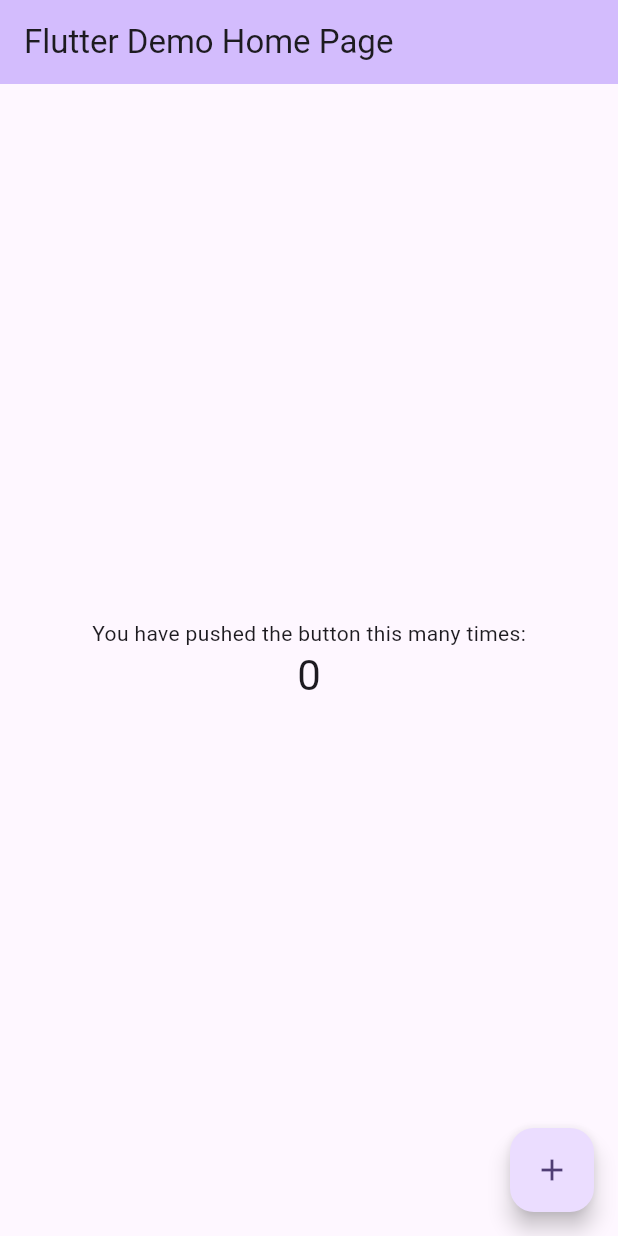
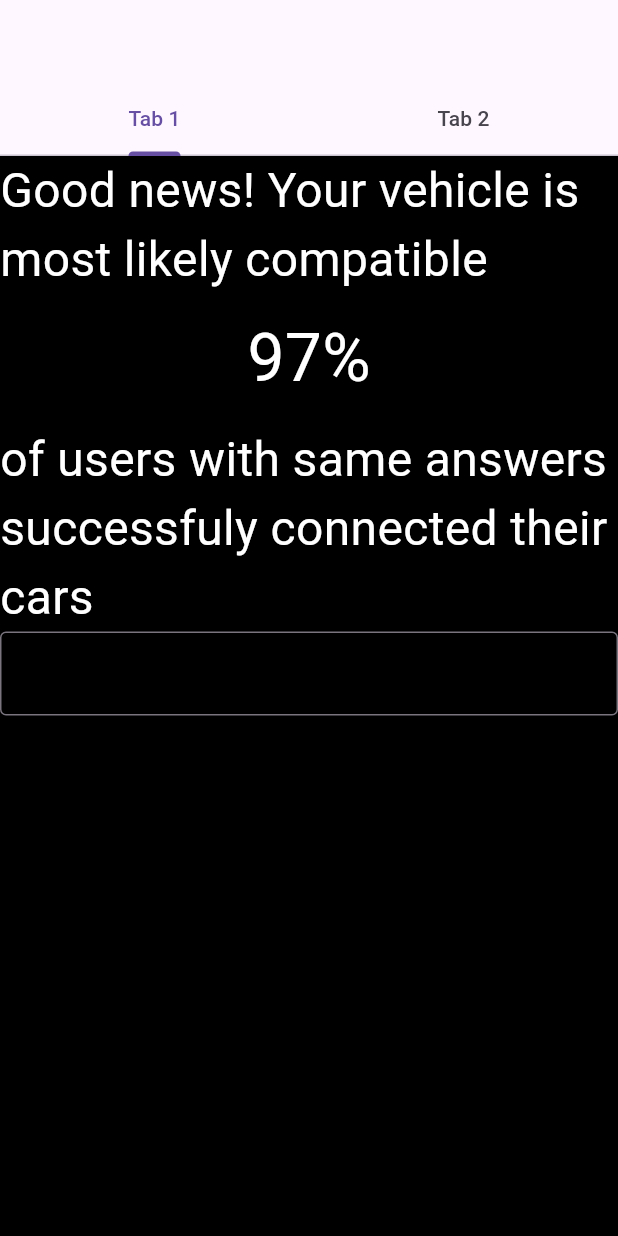
Before and after one commit to gerripro/tab_app, a Flutter app: the screen it shows after launch, on a phone screen of 412 x 824 dp. Run offline on Flutter 3.47's test engine with Material 3 defaults, Android fonts, the phone set to English and light mode, and no system bars.

Commit message:
tab 1 implemented

```diff
--- /dev/null
+++ b/lib/enums/component_type.dart
@@ -0,0 +1,12 @@
+import 'package:json_annotation/json_annotation.dart';
+
+enum ComponentType {
+  @JsonValue('textView')
+  text,
+  @JsonValue('margin')
+  margin,
+  @JsonValue('input')
+  input,
+  @JsonValue('nextButton')
+  nextButton
+}
--- a/lib/main.dart
+++ b/lib/main.dart
@@ -1,125 +1,6 @@
 import 'package:flutter/material.dart';
+import 'package:tab_app/tab_app.dart';
 
 void main() {
-  runApp(const MyApp());
+  runApp(const TabApp());
 }
-
-class MyApp extends StatelessWidget {
-  const MyApp({super.key});
-
-  // This widget is the root of your application.
-  @override
-  Widget build(BuildContext context) {
-    return MaterialApp(
-      title: 'Flutter Demo',
-      theme: ThemeData(
-        // This is the theme of your application.
-        //
-        // TRY THIS: Try running your application with "flutter run". You'll see
-        // the application has a purple toolbar. Then, without quitting the app,
-        // try changing the seedColor in the colorScheme below to Colors.green
-        // and then invoke "hot reload" (save your changes or press the "hot
-        // reload" button in a Flutter-supported IDE, or press "r" if you used
-        // the command line to start the app).
-        //
-        // Notice that the counter didn't reset back to zero; the application
-        // state is not lost during the reload. To reset the state, use hot
-        // restart instead.
-        //
-        // This works for code too, not just values: Most code changes can be
-        // tested with just a hot reload.
-        colorScheme: ColorScheme.fromSeed(seedColor: Colors.deepPurple),
-        useMaterial3: true,
-      ),
-      home: const MyHomePage(title: 'Flutter Demo Home Page'),
-    );
-  }
-}
-
-class MyHomePage extends StatefulWidget {
-  const MyHomePage({super.key, required this.title});
-
-  // This widget is the home page of your application. It is stateful, meaning
-  // that it has a State object (defined below) that contains fields that affect
-  // how it looks.
-
-  // This class is the configuration for the state. It holds the values (in this
-  // case the title) provided by the parent (in this case the App widget) and
-  // used by the build method of the State. Fields in a Widget subclass are
-  // always marked "final".
-
-  final String title;
-
-  @override
-  State<MyHomePage> createState() => _MyHomePageState();
-}
-
-class _MyHomePageState extends State<MyHomePage> {
-  int _counter = 0;
-
-  void _incrementCounter() {
-    setState(() {
-      // This call to setState tells the Flutter framework that something has
-      // changed in this State, which causes it to rerun the build method below
-      // so that the display can reflect the updated values. If we changed
-      // _counter without calling setState(), then the build method would not be
-      // called again, and so nothing would appear to happen.
-      _counter++;
-    });
-  }
-
-  @override
-  Widget build(BuildContext context) {
-    // This method is rerun every time setState is called, for instance as done
-    // by the _incrementCounter method above.
-    //
-    // The Flutter framework has been optimized to make rerunning build methods
-    // fast, so that you can just rebuild anything that needs updating rather
-    // than having to individually change instances of widgets.
-    return Scaffold(
-      appBar: AppBar(
-        // TRY THIS: Try changing the color here to a specific color (to
-        // Colors.amber, perhaps?) and trigger a hot reload to see the AppBar
-        // change color while the other colors stay the same.
-        backgroundColor: Theme.of(context).colorScheme.inversePrimary,
-        // Here we take the value from the MyHomePage object that was created by
-        // the App.build method, and use it to set our appbar title.
-        title: Text(widget.title),
-      ),
-      body: Center(
-        // Center is a layout widget. It takes a single child and positions it
-        // in the middle of the parent.
-        child: Column(
-          // Column is also a layout widget. It takes a list of children and
-          // arranges them vertically. By default, it sizes itself to fit its
-          // children horizontally, and tries to be as tall as its parent.
-          //
-          // Column has various properties to control how it sizes itself and
-          // how it positions its children. Here we use mainAxisAlignment to
-          // center the children vertically; the main axis here is the vertical
-          // axis because Columns are vertical (the cross axis would be
-          // horizontal).
-          //
-          // TRY THIS: Invoke "debug painting" (choose the "Toggle Debug Paint"
-          // action in the IDE, or press "p" in the console), to see the
-          // wireframe for each widget.
-          mainAxisAlignment: MainAxisAlignment.center,
-          children: <Widget>[
-            const Text(
-              'You have pushed the button this many times:',
-            ),
-            Text(
-              '$_counter',
-              style: Theme.of(context).textTheme.headlineMedium,
-            ),
-          ],
-        ),
-      ),
-      floatingActionButton: FloatingActionButton(
-        onPressed: _incrementCounter,
-        tooltip: 'Increment',
-        child: const Icon(Icons.add),
-      ), // This trailing comma makes auto-formatting nicer for build methods.
-    );
-  }
-}
--- /dev/null
+++ b/lib/models/component_dto.dart
@@ -0,0 +1,18 @@
+
+import 'package:json_annotation/json_annotation.dart';
+import 'package:tab_app/enums/component_type.dart';
+import 'package:tab_app/models/params_dto.dart';
+
+part 'component_dto.g.dart';
+
+@JsonSerializable()
+class ComponentDto {
+  final ComponentType type;
+  final ParamsDto params;
+
+  ComponentDto({required this.type, required this.params});
+
+  factory ComponentDto.fromJson(Map<String, dynamic> json) => _$ComponentDtoFromJson(json);
+
+  Map<String, dynamic> toJson() => _$ComponentDtoToJson(this);
+}
--- /dev/null
+++ b/lib/models/style_dto.dart
@@ -0,0 +1,18 @@
+import 'package:json_annotation/json_annotation.dart';
+import 'package:tab_app/models/component_dto.dart';
+
+part 'style_dto.g.dart';
+
+@JsonSerializable()
+class StyleDto {
+  @JsonKey(name: 'background_color')
+  final String backgroundColor;
+  final List<ComponentDto> components;
+
+  StyleDto(this.backgroundColor, this.components);
+
+  factory StyleDto.fromJson(Map<String, dynamic> json) => _$StyleDtoFromJson(json);
+
+  Map<String, dynamic> toJson() => _$StyleDtoToJson(this);
+
+}
--- /dev/null
+++ b/lib/screens/tab_one.dart
@@ -0,0 +1,72 @@
+import 'package:flutter/material.dart';
+import 'package:flutter/services.dart';
+import 'package:tab_app/enums/component_type.dart';
+import 'package:tab_app/models/style_dto.dart';
+import 'package:tab_app/utils/color_util.dart';
+import 'package:tab_app/utils/serializers.dart';
+
+class TabOne extends StatefulWidget {
+  final Future fetchFunction;
+
+  const TabOne({super.key, required this.fetchFunction});
+
+  @override
+  State<TabOne> createState() => _TabOneState();
+}
+
+class _TabOneState extends State<TabOne> {
+  @override
+  Widget build(BuildContext context) {
+    return FutureBuilder(
+      future: widget.fetchFunction,
+      builder: (context, snapshot) {
+        if (snapshot.connectionState != ConnectionState.done) {
+          return const CircularProgressIndicator();
+        }
+        var style = snapshot.data as StyleDto;
+        var components = style.components;
+        return Container(
+          color: ColorUtils.getColorFromString(style.backgroundColor),
+          constraints: const BoxConstraints(maxWidth: 500),
+          child: Column(
+            children: [
+              for (var component in components) ...[
+                if (component.type == ComponentType.text)
+                  Text(component.params.text!,
+                      style: TextStyle(
+                          fontSize: component.params.size,
+                          color: ColorUtils.getColorFromString(
+                              component.params.color!))),
+                if (component.type == ComponentType.margin)
+                  SizedBox(
+                    height: component.params.paddingH,
+                    width: component.params.paddingV,
+                  ),
+                if (component.type == ComponentType.input)
+                  TextFormField(
+                    controller:
+                        TextEditingController(text: component.params.text),
+                    style: TextStyle(
+                        color: ColorUtils.getColorFromString(
+                            component.params.color!)),
+                    decoration: InputDecoration(
+                        border: OutlineInputBorder(
+                            borderSide: BorderSide(
+                                color: ColorUtils.getColorFromString(
+                                    component.params.color!),
+                                width: 1))),
+                  ),
+                if (component.type == ComponentType.nextButton)
+                  MaterialButton(
+                    onPressed: () {},
+                    color: Color(int.parse(component.params.color!, radix: 16)),
+                    child: Text(component.params.text!),
+                  )
+              ]
+            ],
+          ),
+        );
+      },
+    );
+  }
+}
--- /dev/null
+++ b/lib/screens/tab_screen.dart
@@ -0,0 +1,48 @@
+import 'dart:convert';
+
+import 'package:flutter/material.dart';
+import 'package:flutter/services.dart';
+import 'package:tab_app/models/style_dto.dart';
+import 'package:tab_app/screens/tab_one.dart';
+import 'package:tab_app/screens/tab_two.dart';
+
+class TabScreen extends StatefulWidget {
+  const TabScreen({super.key});
+
+  @override
+  State<TabScreen> createState() => _TabScreenState();
+}
+
+class _TabScreenState extends State<TabScreen> {
+  late Future fetchTabWidgetsFuture;
+
+  Future<StyleDto> _fetchTabWidgets() async {
+    var widgetsJsonStr = await rootBundle.loadString('assets/screen_1.json');
+    var json = jsonDecode(widgetsJsonStr);
+    return StyleDto.fromJson(json);
+  }
+
+  @override
+  void initState() {
+    fetchTabWidgetsFuture = _fetchTabWidgets();
+    super.initState();
+  }
+
+  @override
+  Widget build(BuildContext context) {
+    return DefaultTabController(
+        length: 2,
+        child: Scaffold(
+          appBar: AppBar(
+            bottom: const TabBar(tabs: [
+              Tab(child: Text('Tab 1')),
+              Tab(child: Text('Tab 2')),
+            ]),
+          ),
+          body: TabBarView(children: [
+            TabOne(fetchFunction: fetchTabWidgetsFuture),
+            TabTwo(),
+          ]),
+        ));
+  }
+}
--- /dev/null
+++ b/lib/tab_app.dart
@@ -0,0 +1,11 @@
+import 'package:flutter/material.dart';
+import 'package:tab_app/screens/tab_screen.dart';
+
+class TabApp extends StatelessWidget {
+  const TabApp({super.key});
+
+  @override
+  Widget build(BuildContext context) {
+    return MaterialApp(home: TabScreen(),);
+  }
+}
--- /dev/null
+++ b/lib/utils/color_util.dart
@@ -0,0 +1,8 @@
+import 'package:flutter/material.dart';
+
+abstract class ColorUtils {
+  /// gets Color from "FFFFFF" type string
+  static Color getColorFromString(String colorStr) {
+    return Color(int.parse(colorStr,radix: 16)+ 0xFF000000);
+  }
+}
--- /dev/null
+++ b/lib/utils/serializers.dart
@@ -0,0 +1,6 @@
+abstract class Serializers {
+  static String? getColorStr(String? color) {
+    if (color == null) return null;
+    return "0xFF$color";
+  }
+}
```
Also changed, not shown: assets/screen_1.json (added, +64 -0 lines), lib/models/params_dto.dart (added, +28 -0 lines), lib/screens/tab_two.dart (added, +15 -0 lines), pubspec.yaml (+5 -2 lines), lib/models/component_dto.g.dart (added), lib/models/params_dto.g.dart (added), lib/models/style_dto.g.dart (added), pubspec.lock, 1 other file.
